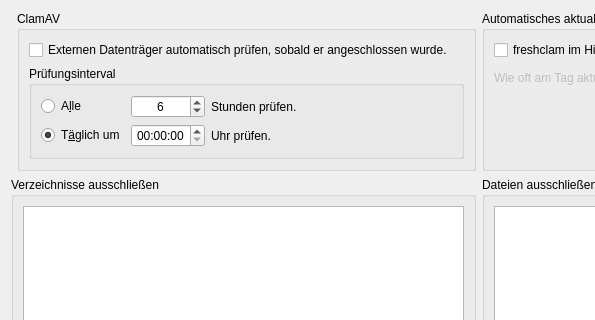
The window that ui/tabscanscheduling.ui (elgolondrino/clamui) describes before a commit, drawn with Qt 5; both pictures show x 0 to 595 and y 0 to 320 of the 951 by 558 pixel window.
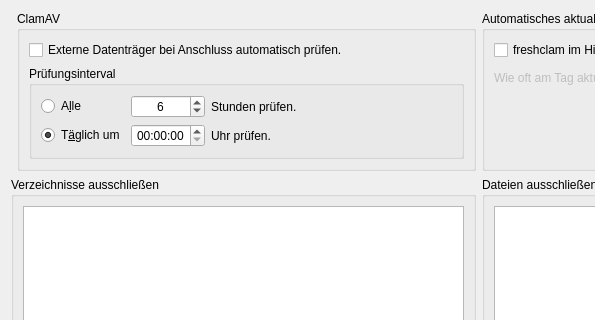
The same window after the commit. Icons and pictures are not drawn.

What changed in the file:
```diff
--- a/ui/tabscanscheduling.ui
+++ b/ui/tabscanscheduling.ui
@@ -254,7 +254,7 @@
         <item row="0" column="0">
          <widget class="QCheckBox" name="checkBox_ExternalDevice">
           <property name="text">
-           <string>Externen Datenträger automatisch prüfen, sobald er angeschlossen wurde.</string>
+           <string>Externe Datenträger bei Anschluss automatisch prüfen.</string>
           </property>
          </widget>
         </item>
```
Left out of the diff: 8 changed lines with no effect on the pictures.
